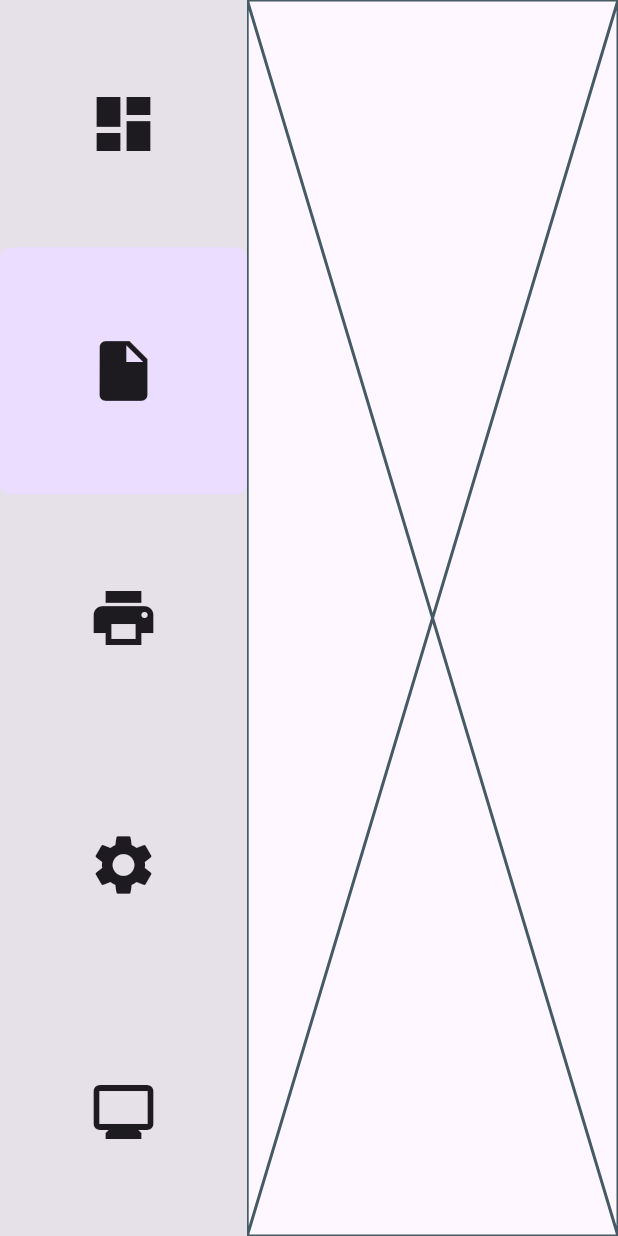
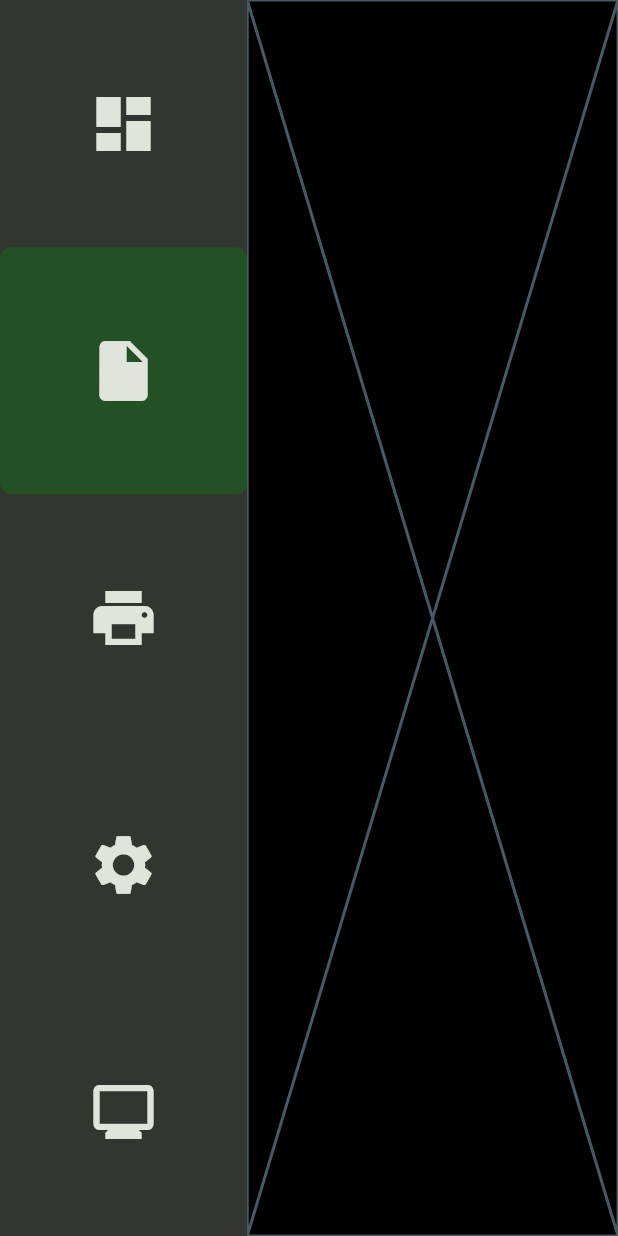
Before and after one commit to yaotutu/creo_touch, a Flutter app: the screen it shows after launch, after a tap on the "insert drive file" icon, on a phone screen of 412 x 824 dp. Run offline on Flutter 3.47's test engine with Material 3 defaults, Android fonts, the light colour scheme and no system bars; our stand-ins replace flutter_hooks, go_router.

Commit message:
添加 AppTheme 类以管理应用主题，更新 main.dart 使用自定义主题

```diff
--- a/lib/main.dart
+++ b/lib/main.dart
@@ -1,7 +1,8 @@
 import 'package:creo_touch/routes/app_router.dart';
+import 'package:creo_touch/themes/app_theme.dart';
 import 'package:flutter/material.dart';
 
 void main() => runApp(MaterialApp.router(
       routerConfig: router,
-      theme: ThemeData(useMaterial3: true),
+      theme: AppTheme.getTheme(Colors.green),
     ));
--- /dev/null
+++ b/lib/themes/app_theme.dart
@@ -0,0 +1,55 @@
+import 'package:flutter/material.dart';
+
+class AppTheme {
+  static ThemeData getTheme(Color primaryColor) {
+    final colorScheme = ColorScheme.fromSeed(
+      seedColor: primaryColor,
+      brightness: Brightness.dark,
+      surface: Colors.black,
+    );
+
+    return ThemeData.dark().copyWith(
+      colorScheme: colorScheme,
+      scaffoldBackgroundColor: Colors.black,
+      appBarTheme: AppBarTheme(
+        backgroundColor: Colors.black,
+        elevation: 0,
+        centerTitle: true,
+      ),
+      textTheme: TextTheme(
+        displayLarge: TextStyle(
+          fontSize: 24,
+          fontWeight: FontWeight.bold,
+          color: colorScheme.onSurface,
+        ),
+        bodyLarge: TextStyle(
+          fontSize: 18,
+          color: colorScheme.onSurface,
+        ),
+      ),
+      elevatedButtonTheme: ElevatedButtonThemeData(
+        style: ElevatedButton.styleFrom(
+          minimumSize: const Size(48, 48),
+          backgroundColor: colorScheme.primary,
+          foregroundColor: colorScheme.onPrimary,
+          shape: RoundedRectangleBorder(
+            borderRadius: BorderRadius.circular(8),
+          ),
+        ),
+      ),
+      cardTheme: CardTheme(
+        color: Colors.grey[900],
+        margin: const EdgeInsets.all(8),
+        shape: RoundedRectangleBorder(
+          borderRadius: BorderRadius.circular(12),
+        ),
+      ),
+      snackBarTheme: SnackBarThemeData(
+        behavior: SnackBarBehavior.floating,
+        shape: RoundedRectangleBorder(
+          borderRadius: BorderRadius.circular(8),
+        ),
+      ),
+    );
+  }
+}
```
